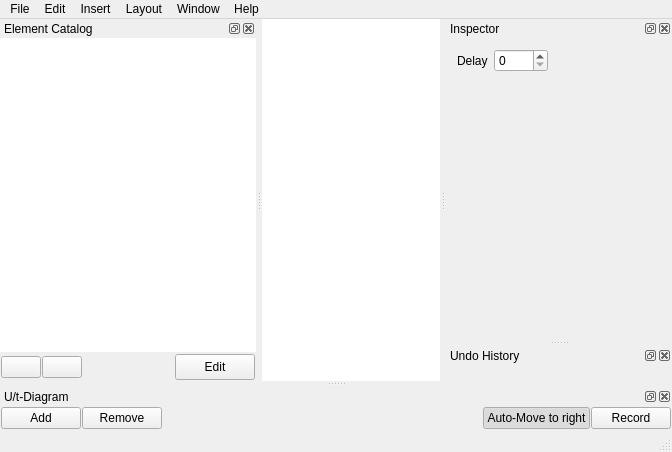
Before: the Qt Designer form src/widgets/mainwindow.ui in narrowtux/Gatter, drawn with Qt 5.
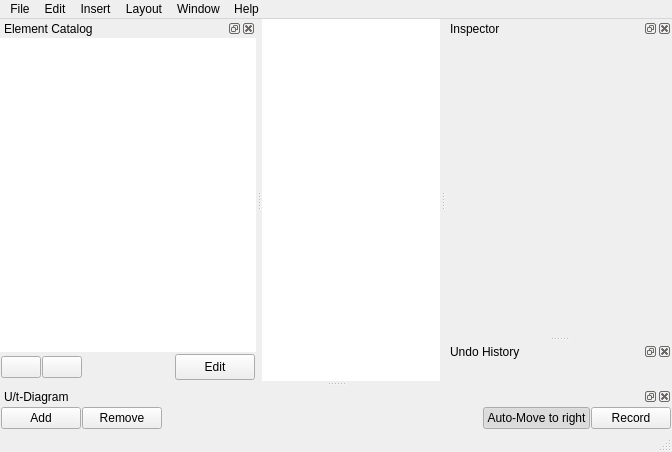
After: the same form once the commit is applied. Icons and pictures are not drawn. Custom widgets are drawn as their Qt base class.

Commit message: Tunnel bit count is preserved when changing input type

Patch:
```diff
--- a/src/widgets/mainwindow.ui
+++ b/src/widgets/mainwindow.ui
@@ -213,33 +213,6 @@
          </rect>
         </property>
         <layout class="QVBoxLayout" name="verticalLayout_3">
-         <item>
-          <layout class="QFormLayout" name="globalOptions">
-           <property name="fieldGrowthPolicy">
-            <enum>QFormLayout::FieldsStayAtSizeHint</enum>
-           </property>
-           <item row="0" column="0">
-            <widget class="QLabel" name="label">
-             <property name="text">
-              <string>Delay</string>
-             </property>
-            </widget>
-           </item>
-           <item row="0" column="1">
-            <widget class="QSpinBox" name="spinDelay">
-             <property name="sizePolicy">
-              <sizepolicy hsizetype="Minimum" vsizetype="Fixed">
-               <horstretch>0</horstretch>
-               <verstretch>0</verstretch>
-              </sizepolicy>
-             </property>
-             <property name="maximum">
-              <number>2000</number>
-             </property>
-            </widget>
-           </item>
-          </layout>
-         </item>
          <item>
           <layout class="QFormLayout" name="selectionOptions">
            <property name="fieldGrowthPolicy">
```
Left out of the diff: 18 changed lines with no effect on the pictures. The commit also changes 1 other file.
